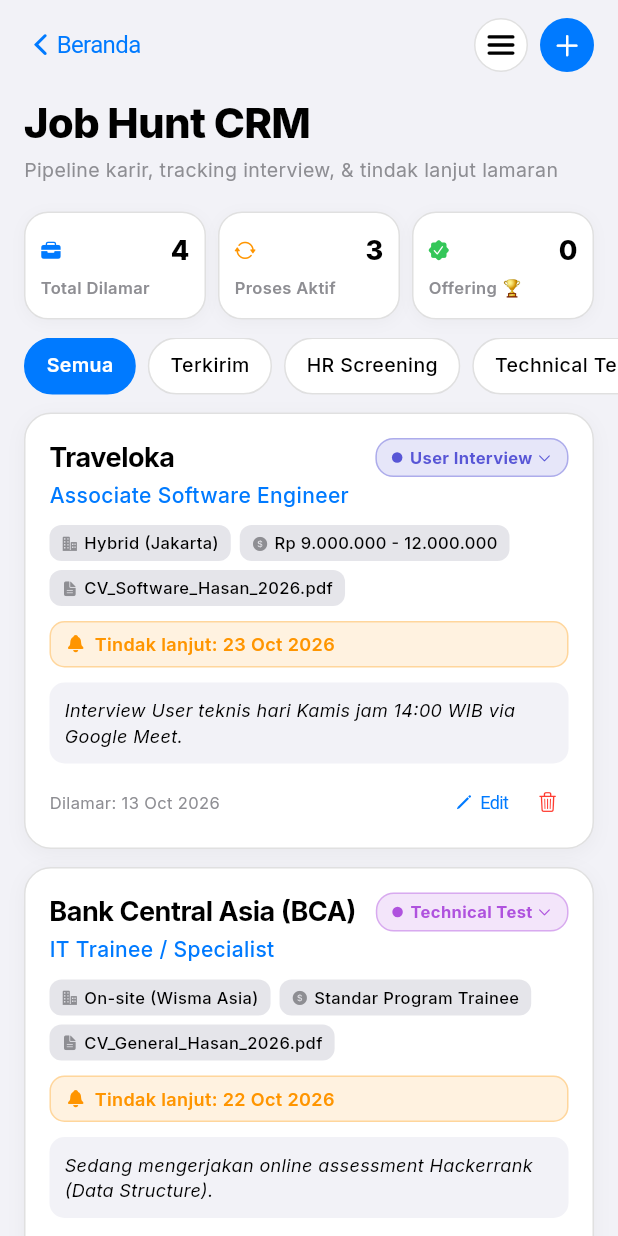
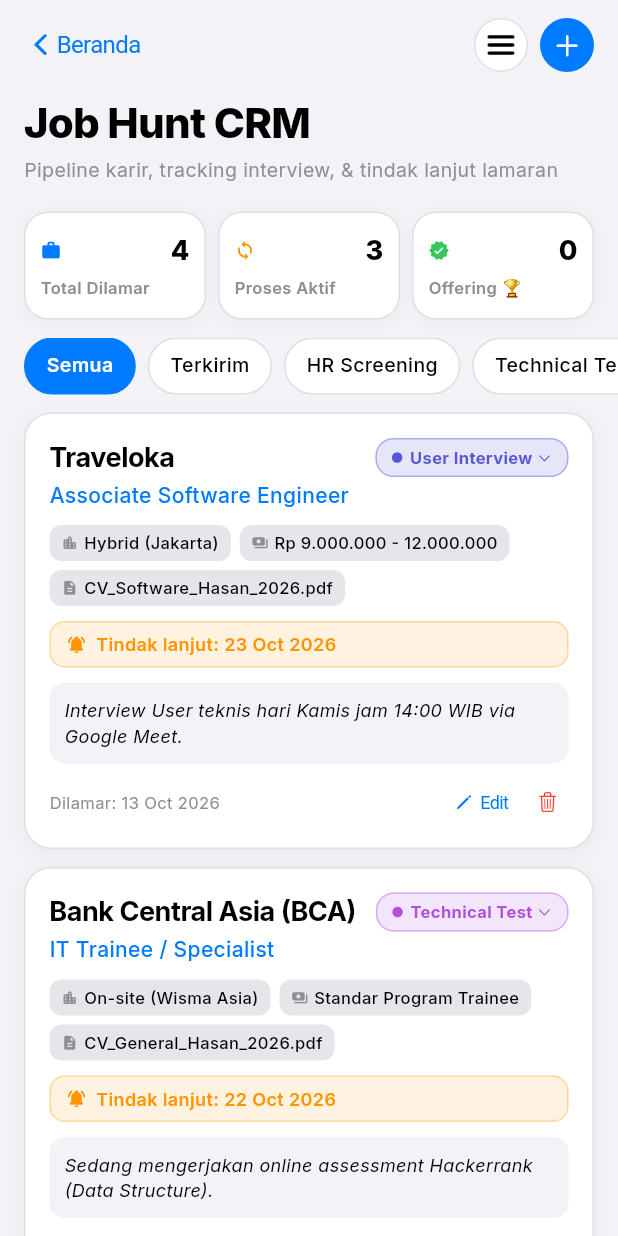
Before and after one commit to Fuadhsnn/PersonalAsistant, a Flutter app: the screen it shows after launch, after a tap on "JOB HUNT CRM", on a phone screen of 412 x 824 dp. Run offline on Flutter 3.47's test engine with Material 3 defaults, Android fonts, the phone set to English and light mode, and no system bars; our stand-ins replace google_fonts, shared_preferences.

Commit message:
fix: replace broken Cupertino icon glyphs with universal Material rounded icons for Flutter Web

```diff
--- a/lib/screens/calorie_habit_screen.dart
+++ b/lib/screens/calorie_habit_screen.dart
@@ -261,9 +261,9 @@
                                   shape: BoxShape.circle,
                                 ),
                                 child: const Icon(
-                                  CupertinoIcons.flame_fill,
+                                  Icons.local_fire_department_rounded,
                                   color: AppleColors.systemOrange,
-                                  size: 20,
+                                  size: 22,
                                 ),
                               ),
                               const SizedBox(width: 10),
--- a/lib/screens/finance_screen.dart
+++ b/lib/screens/finance_screen.dart
@@ -259,7 +259,7 @@
                         ),
                         child: Row(
                           children: [
-                            const Icon(CupertinoIcons.shield_fill, size: 12, color: AppleColors.systemGreen),
+                            const Icon(Icons.shield_rounded, size: 14, color: AppleColors.systemGreen),
                             const SizedBox(width: 4),
                             Text(
                               'Runway: ${runway.toStringAsFixed(1)} Bulan',
@@ -570,7 +570,7 @@
               borderRadius: BorderRadius.circular(10),
             ),
             child: Icon(
-              t.isExpense ? CupertinoIcons.arrow_down_left : CupertinoIcons.arrow_up_right,
+              t.isExpense ? Icons.south_west_rounded : Icons.north_east_rounded,
               size: 16,
               color: t.isExpense ? AppleColors.systemRed : AppleColors.systemGreen,
             ),
--- a/lib/screens/home_screen.dart
+++ b/lib/screens/home_screen.dart
@@ -1,4 +1,5 @@
 import 'package:flutter/cupertino.dart';
+import 'package:flutter/material.dart';
 import 'package:intl/intl.dart';
 import 'package:url_launcher/url_launcher.dart';
 import '../models/task_item.dart';
@@ -91,10 +92,12 @@
 
                   Row(
                     children: [
-                      const Text(
-                        ' ',
-                        style: TextStyle(fontSize: 16),
+                      Icon(
+                        Icons.apple,
+                        size: 18,
+                        color: AppleColors.textPrimary(isDark),
                       ),
+                      const SizedBox(width: 4),
                       Text(
                         'PERSONAL ASSISTANT',
                         style: TextStyle(
@@ -178,7 +181,7 @@
                       mainVal: '${state.activeInterviewsCount}',
                       unit: 'Proses Aktif',
                       desc: state.offeringCount > 0 ? '${state.offeringCount} Offering 🏆' : '${state.totalJobsCount} Terkirim',
-                      icon: CupertinoIcons.briefcase_fill,
+                      icon: Icons.work_rounded,
                       accentColor: AppleColors.systemBlue,
                       isDark: isDark,
                       onTap: () => state.setFeature(AppFeature.jobCrm),
@@ -191,7 +194,7 @@
                       mainVal: state.weeklyKm.toStringAsFixed(1),
                       unit: 'KM',
                       desc: '${state.activeShoes.length} Sepatu Rotasi',
-                      icon: CupertinoIcons.flame_fill,
+                      icon: Icons.directions_run_rounded,
                       accentColor: const Color(0xFFFF2D55),
                       isDark: isDark,
                       onTap: () => state.setFeature(AppFeature.running),
@@ -208,7 +211,7 @@
                       mainVal: state.estimatedRunwayMonths.toStringAsFixed(1),
                       unit: 'Bulan Aman',
                       desc: 'Kas cadangan stabil',
-                      icon: CupertinoIcons.money_dollar_circle_fill,
+                      icon: Icons.account_balance_wallet_rounded,
                       accentColor: AppleColors.systemGreen,
                       isDark: isDark,
                       onTap: () => state.setFeature(AppFeature.finance),
@@ -221,7 +224,7 @@
                       mainVal: '${state.todayCalorieTotal}',
                       unit: 'kcal',
                       desc: '${state.remainingCalories} kcal sisa target',
-                      icon: CupertinoIcons.heart_fill,
+                      icon: Icons.restaurant_rounded,
                       accentColor: AppleColors.systemOrange,
                       isDark: isDark,
                       onTap: () => state.setFeature(AppFeature.calories),
@@ -301,7 +304,7 @@
                     child: _LaunchpadTile(
                       title: 'Job Hunt CRM',
                       subtitle: '${state.activeInterviewsCount} interview aktif',
-                      icon: CupertinoIcons.briefcase_fill,
+                      icon: Icons.work_rounded,
                       iconBg: AppleColors.systemBlue,
                       isDark: isDark,
                       onTap: () => state.setFeature(AppFeature.jobCrm),
@@ -312,7 +315,7 @@
                     child: _LaunchpadTile(
                       title: 'Running & Sepatu',
                       subtitle: 'Odometer & rekor PB',
-                      icon: CupertinoIcons.flame_fill,
+                      icon: Icons.directions_run_rounded,
                       iconBg: const Color(0xFFFF2D55),
                       isDark: isDark,
                       onTap: () => state.setFeature(AppFeature.running),
@@ -327,7 +330,7 @@
                     child: _LaunchpadTile(
                       title: 'Kalori & Habit',
                       subtitle: 'Preset makanan nusantara',
-                      icon: CupertinoIcons.heart_fill,
+                      icon: Icons.restaurant_rounded,
                       iconBg: AppleColors.systemOrange,
                       isDark: isDark,
                       onTap: () => state.setFeature(AppFeature.calories),
@@ -338,7 +341,7 @@
                     child: _LaunchpadTile(
                       title: 'Keuangan & Runway',
                       subtitle: 'Apple card & wishlist',
-                      icon: CupertinoIcons.money_dollar_circle_fill,
+                      icon: Icons.account_balance_wallet_rounded,
                       iconBg: AppleColors.systemGreen,
                       isDark: isDark,
                       onTap: () => state.setFeature(AppFeature.finance),
@@ -353,7 +356,7 @@
                     child: _LaunchpadTile(
                       title: 'To-Do List',
                       subtitle: '${state.allCount} tugas pending',
-                      icon: CupertinoIcons.check_mark_circled_solid,
+                      icon: Icons.check_circle_rounded,
                       iconBg: AppleColors.systemIndigo,
                       isDark: isDark,
                       onTap: () => state.setFeature(AppFeature.todo),
@@ -556,23 +559,25 @@
   }
 
   Widget _buildHomeShortcutPill(ShortcutItem item, bool isDark) {
-    IconData iconData = CupertinoIcons.globe;
+    IconData iconData = Icons.language_rounded;
     switch (item.iconCode) {
       case 'briefcase':
-        iconData = CupertinoIcons.briefcase_fill;
+        iconData = Icons.work_rounded;
         break;
       case 'code':
-        iconData = CupertinoIcons.chevron_left_slash_chevron_right;
+        iconData = Icons.code_rounded;
         break;
       case 'run':
-        iconData = CupertinoIcons.flame_fill;
+        iconData = Icons.directions_run_rounded;
         break;
       case 'ai':
-        iconData = CupertinoIcons.sparkles;
+        iconData = Icons.auto_awesome_rounded;
         break;
       case 'video':
-        iconData = CupertinoIcons.play_rectangle_fill;
+        iconData = Icons.play_arrow_rounded;
         break;
+      default:
+        iconData = Icons.language_rounded;
     }
 
     return GestureDetector(
--- a/lib/screens/job_crm_screen.dart
+++ b/lib/screens/job_crm_screen.dart
@@ -196,7 +196,7 @@
                     isDark,
                     title: 'Total Dilamar',
                     count: '${state.totalJobsCount}',
-                    icon: CupertinoIcons.briefcase_fill,
+                    icon: Icons.work_rounded,
                     accentColor: AppleColors.systemBlue,
                   ),
                 ),
@@ -206,7 +206,7 @@
                     isDark,
                     title: 'Proses Aktif',
                     count: '${state.activeInterviewsCount}',
-                    icon: CupertinoIcons.arrow_2_circlepath,
+                    icon: Icons.sync_rounded,
                     accentColor: AppleColors.systemOrange,
                   ),
                 ),
@@ -216,7 +216,7 @@
                     isDark,
                     title: 'Offering 🏆',
                     count: '${state.offeringCount}',
-                    icon: CupertinoIcons.checkmark_seal_fill,
+                    icon: Icons.verified_rounded,
                     accentColor: AppleColors.systemGreen,
                   ),
                 ),
@@ -485,11 +485,11 @@
             spacing: 6,
             runSpacing: 6,
             children: [
-              _buildTag(job.workSystem, CupertinoIcons.building_2_fill, isDark),
+              _buildTag(job.workSystem, Icons.location_city_rounded, isDark),
               if (job.salaryExpectation.isNotEmpty)
-                _buildTag(job.salaryExpectation, CupertinoIcons.money_dollar_circle_fill, isDark),
+                _buildTag(job.salaryExpectation, Icons.payments_rounded, isDark),
               if (job.cvVersion.isNotEmpty)
-                _buildTag(job.cvVersion, CupertinoIcons.doc_text_fill, isDark),
+                _buildTag(job.cvVersion, Icons.description_rounded, isDark),
             ],
           ),
 
@@ -506,8 +506,8 @@
               child: Row(
                 children: [
                   const Icon(
-                    CupertinoIcons.bell_fill,
-                    size: 13,
+                    Icons.notifications_active_rounded,
+                    size: 14,
                     color: AppleColors.systemOrange,
                   ),
                   const SizedBox(width: 6),
--- a/lib/screens/running_screen.dart
+++ b/lib/screens/running_screen.dart
@@ -234,9 +234,9 @@
                       shape: BoxShape.circle,
                     ),
                     child: const Icon(
-                      CupertinoIcons.flame_fill,
+                      Icons.local_fire_department_rounded,
                       color: Color(0xFFFF2D55),
-                      size: 26,
+                      size: 28,
                     ),
                   ),
                   const SizedBox(width: 14),
@@ -662,7 +662,7 @@
               borderRadius: BorderRadius.circular(12),
             ),
             child: const Icon(
-              CupertinoIcons.speedometer,
+              Icons.speed_rounded,
               size: 22,
               color: Color(0xFFFF2D55),
             ),
--- a/lib/widgets/apple_drawer.dart
+++ b/lib/widgets/apple_drawer.dart
@@ -112,7 +112,7 @@
 
                   // 1. Beranda
                   _DrawerItem(
-                    icon: CupertinoIcons.home,
+                    icon: Icons.home_rounded,
                     iconColor: AppleColors.systemBlue,
                     label: 'Beranda (Home)',
                     isSelected: currentFeature == AppFeature.home,
@@ -125,7 +125,7 @@
 
                   // 2. To-Do List
                   _DrawerItem(
-                    icon: CupertinoIcons.check_mark_circled_solid,
+                    icon: Icons.check_circle_rounded,
                     iconColor: AppleColors.systemIndigo,
                     label: 'To-Do List & Pengingat',
                     badgeText: pendingCount > 0 ? '$pendingCount' : null,
@@ -140,7 +140,7 @@
 
                   // 3. Job Hunt CRM
                   _DrawerItem(
-                    icon: CupertinoIcons.briefcase_fill,
+                    icon: Icons.work_rounded,
                     iconColor: AppleColors.systemBlue,
                     label: 'Job Hunt CRM',
                     badgeText: activeJobs > 0 ? '$activeJobs Aktif' : null,
@@ -155,7 +155,7 @@
 
                   // 4. Running & Shoes
                   _DrawerItem(
-                    icon: CupertinoIcons.flame_fill,
+                    icon: Icons.directions_run_rounded,
                     iconColor: const Color(0xFFFF2D55),
                     label: 'Running & Sepatu',
                     badgeText: weeklyKm > 0 ? '${weeklyKm.toStringAsFixed(1)} KM' : null,
@@ -170,7 +170,7 @@
 
                   // 5. Calories & Habits
                   _DrawerItem(
-                    icon: CupertinoIcons.heart_fill,
+                    icon: Icons.restaurant_rounded,
                     iconColor: AppleColors.systemOrange,
                     label: 'Kalori & Kebiasaan',
                     badgeText: '${state.habitsCompletedTodayCount}/${state.habits.length}',
@@ -185,7 +185,7 @@
 
                   // 6. Finance & Runway
                   _DrawerItem(
-                    icon: CupertinoIcons.money_dollar_circle_fill,
+                    icon: Icons.account_balance_wallet_rounded,
                     iconColor: AppleColors.systemGreen,
                     label: 'Keuangan & Runway',
                     badgeText: '${state.estimatedRunwayMonths.toStringAsFixed(1)} Bln',
@@ -200,7 +200,7 @@
 
                   // 7. Quick Links
                   _DrawerItem(
-                    icon: CupertinoIcons.compass_fill,
+                    icon: Icons.explore_rounded,
                     iconColor: AppleColors.systemTeal,
                     label: 'Pintasan Safari',
                     isSelected: currentFeature == AppFeature.quickLinks,
```
Also changed, not shown: lib/screens/quick_links_screen.dart (+7 -7 lines), lib/widgets/reminder_summary_grid.dart (+5 -4 lines), lib/widgets/settings_sheet.dart (+4 -3 lines), 2 other files.
